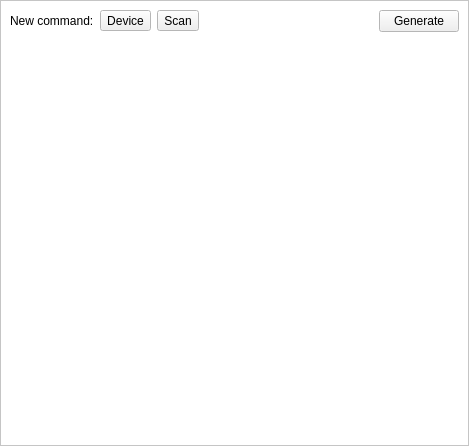
mlz-ictrl/nicos, file lib/nicos/clients/gui/panels/cmdinput.ui: the form before one commit.
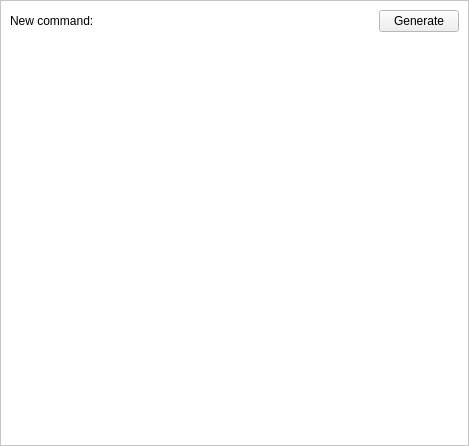
The form after the commit.

What changed in the file:
```diff
--- a/lib/nicos/clients/gui/panels/cmdinput.ui
+++ b/lib/nicos/clients/gui/panels/cmdinput.ui
@@ -108,26 +108,6 @@
            </property>
           </widget>
          </item>
-         <item>
-          <widget class="QToolButton" name="deviceCmds">
-           <property name="text">
-            <string>Device</string>
-           </property>
-           <property name="popupMode">
-            <enum>QToolButton::InstantPopup</enum>
-           </property>
-          </widget>
-         </item>
-         <item>
-          <widget class="QToolButton" name="scanCmds">
-           <property name="text">
-            <string>Scan</string>
-           </property>
-           <property name="popupMode">
-            <enum>QToolButton::InstantPopup</enum>
-           </property>
-          </widget>
-         </item>
          <item>
           <spacer name="horizontalSpacer">
            <property name="orientation">
```
Left out of the diff: 2 changed lines with no effect on the pictures.
